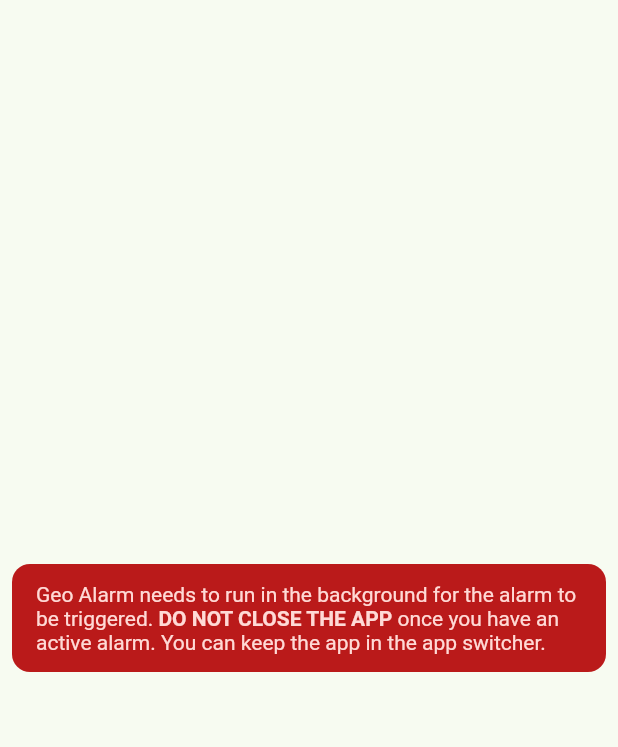
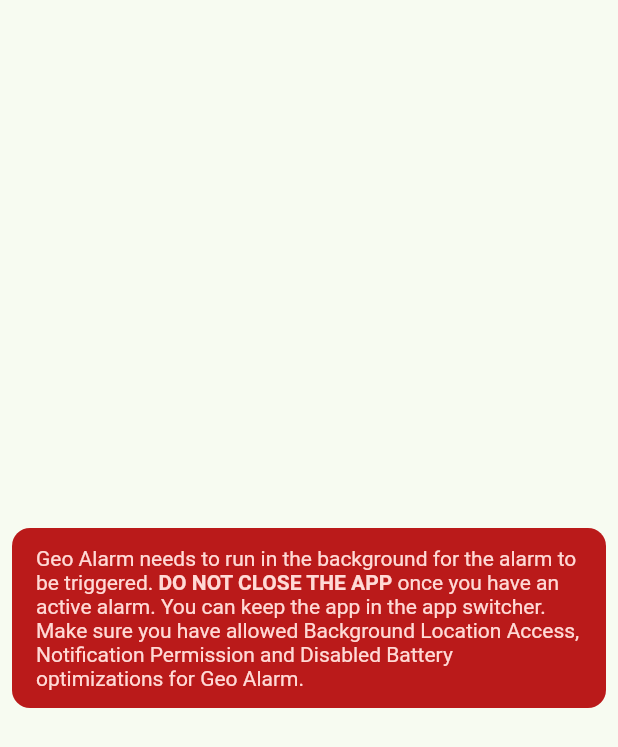
Before and after one commit to nibaji/location-alarm, a Flutter app: the WarningBanner widget shown alone on an empty page, opened directly, on a phone screen of 412 x 824 dp. Shown: the top 747 px of the screen. Run offline on Flutter 3.47's test engine with Material 2 defaults, Android fonts, the phone set to English and light mode, and no system bars; our stand-ins replace google_mobile_ads, location, permission_handler, shared_preferences; missing offline and left inert: alarmplayer, location_picker_flutter_map, optimize_battery; accounts and stored records are empty; network calls fail.

Commit message:
Update banner message

```diff
--- a/lib/widgets/warning_widget.dart
+++ b/lib/widgets/warning_widget.dart
@@ -36,7 +36,7 @@
                   )),
               TextSpan(
                 text:
-                    "once you have an active alarm. You can keep the app in the app switcher.",
+                    "once you have an active alarm. You can keep the app in the app switcher. Make sure you have allowed Background Location Access, Notification Permission and Disabled Battery optimizations for Geo Alarm.",
               )
             ],
           ),
```
